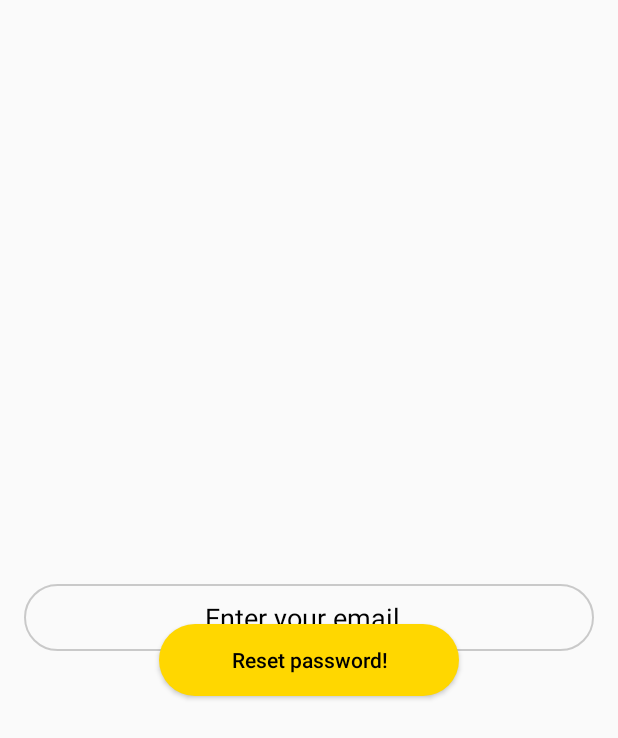
After one commit to gustavlorup/MovieApp, an Android app: the PasswordResetActivity screen opened directly, with no data from a screen before it, on a phone screen of 412 x 824 dp. The commit adds this screen. Shown: the top 738 px of the screen. Run offline under Robolectric (Android 15) with nearby library versions, the phone set to English and light mode, and no system bars; our stand-ins replace Firebase (no records; nobody signed in at launch, a user with empty details on screens opened directly).

Commit message:
Lagt till fält för att byta lösenord. Fixat funktionalitet i mainfönstret.

```diff
--- a/app/src/main/java/tig167/movieapp/DBHelper.java
+++ b/app/src/main/java/tig167/movieapp/DBHelper.java
@@ -22,7 +22,6 @@ import java.util.List;
     private static final int DATABASE_VERSION = 1;
     private static final String TAG = "";
     /* Default systemväg för applikations databas */
-    //The Android's default system path of your application database.
     private static String DB_PATH = "/data/data/tig167.movieapp/databases/";
 
     private static String DB_NAME = "movies.db";
@@ -38,7 +37,7 @@ import java.util.List;
     }
 
     /**
-     * Skapar en tom database på systemet och gör om det till vår egna */
+     * Skapar en tom databas på systemet och gör om det till vår egna */
     public void createDataBase() throws IOException {
 
         boolean dbExist = checkDataBase();
--- a/app/src/main/java/tig167/movieapp/FilterActivity.java
+++ b/app/src/main/java/tig167/movieapp/FilterActivity.java
@@ -16,7 +16,6 @@ import android.widget.TextView;
 
 import java.io.IOException;
 import java.util.ArrayList;
-
 import static tig167.movieapp.R.id.ratingBar;
 
 public class FilterActivity extends AppCompatActivity implements View.OnTouchListener {
--- a/app/src/main/java/tig167/movieapp/LoginActivity.java
+++ b/app/src/main/java/tig167/movieapp/LoginActivity.java
@@ -130,7 +130,10 @@ public class LoginActivity extends AppCompatActivity  {
         return valid;
     }
 
-
+    public void forgotPassword(View v){
+        Intent newIntent = new Intent(this, PasswordResetActivity.class);
+        startActivity(newIntent);
+    }
 
     @Override
     public void onStart() {
@@ -152,4 +155,5 @@ public class LoginActivity extends AppCompatActivity  {
         finish();
     }
 
+
 }
--- a/app/src/main/res/layout/activity_login.xml
+++ b/app/src/main/res/layout/activity_login.xml
@@ -70,7 +70,7 @@
 
 
         <TextView
-
+            android:onClick="forgotPassword"
             android:text="@string/forgot_password"
             android:clickable="true"
             android:layout_marginTop="5dp"
--- /dev/null
+++ b/app/src/main/res/layout/activity_password_reset.xml
@@ -0,0 +1,40 @@
+<?xml version="1.0" encoding="utf-8"?>
+<RelativeLayout xmlns:android="http://schemas.android.com/apk/res/android"
+    xmlns:tools="http://schemas.android.com/tools"
+    android:id="@+id/activity_password_reset"
+    android:layout_width="match_parent"
+    android:layout_height="match_parent"
+    android:paddingBottom="@dimen/activity_vertical_margin"
+    android:paddingLeft="@dimen/activity_horizontal_margin"
+    android:paddingRight="@dimen/activity_horizontal_margin"
+    android:paddingTop="@dimen/activity_vertical_margin"
+    tools:context="tig167.movieapp.PasswordResetActivity">
+
+    <EditText
+        android:layout_centerInParent="true"
+        android:id="@+id/emailAdress"
+        android:textAlignment="center"
+        android:layout_width="match_parent"
+        android:layout_height="wrap_content"
+        android:hint="Enter your email.."
+        android:inputType="textEmailAddress"
+        android:textColorHint="#000000"
+        android:textColor="#000000"
+        android:background="@drawable/blackborder"
+        android:padding="10dp"
+        />
+    <Button
+        android:id="@+id/resetButton"
+        android:textAllCaps="false"
+        android:layout_width="200dp"
+        android:layout_marginTop="400dp"
+        android:gravity="center"
+        android:layout_centerHorizontal="true"
+        android:layout_height="wrap_content"
+        android:text="Reset password!"
+        android:textColor="#000000"
+        android:background="@drawable/yellowcustombutton"
+        />
+
+
+</RelativeLayout>
```
Also changed, not shown: app/src/main/AndroidManifest.xml (+10 -7 lines), app/src/main/java/tig167/movieapp/MainActivity.java (+19 -4 lines), app/src/main/java/tig167/movieapp/PasswordResetActivity.java (added, +89 -0 lines), app/src/main/res/layout/activity_filter.xml (+20 -14 lines), 2 other files.
